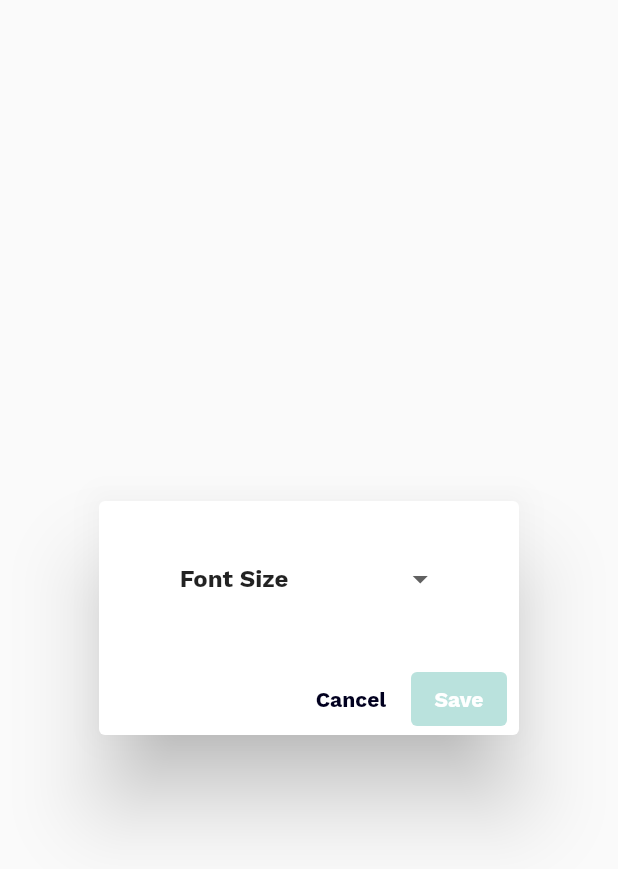
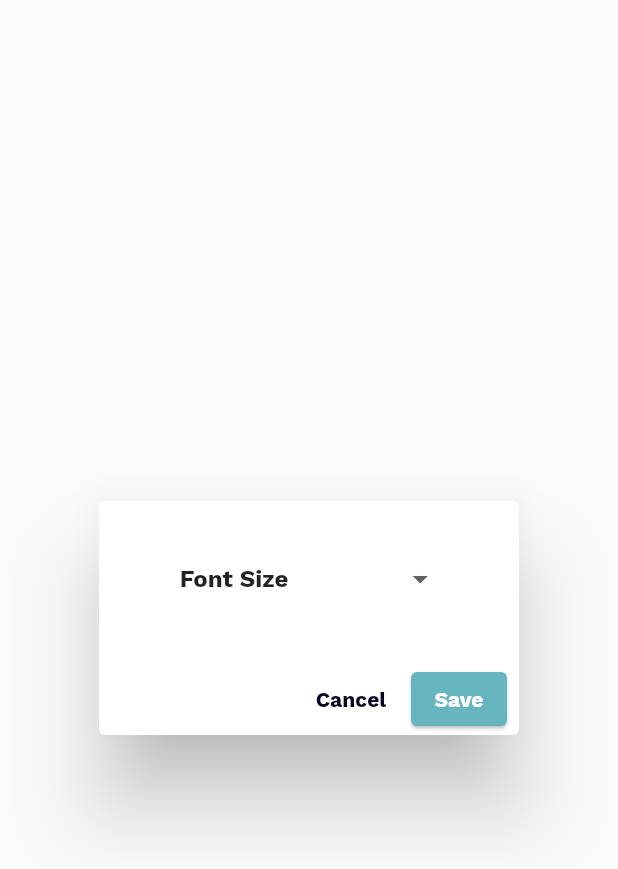
Before and after one commit to destiny07/Novel-Companion, a Flutter app: the FontSizeDialog widget shown alone on an empty page, opened directly, on a phone screen of 412 x 824 dp. Shown: the top 869 px of the screen. Run offline on Flutter 3.47's test engine with Material 2 defaults, Android fonts, the phone set to English and light mode, and no system bars; our stand-ins replace bloc, camera, cloud_firestore, cloud_functions, equatable, firebase_auth and 9 more; missing offline and left inert: flutter_flashlight, google_ml_kit; accounts and stored records are empty.

Commit message:
Updated button to be darker to distinguish from disabled state

```diff
--- a/lib/ui/screens/settings/font_size_dialog.dart
+++ b/lib/ui/screens/settings/font_size_dialog.dart
@@ -91,7 +91,8 @@ class _FontSizeDialogState extends State<FontSizeDialog> {
                       .add(UserConfigUpdateFontSize(_currentFontSize));
                 },
           style: ElevatedButton.styleFrom(
-            primary: Color.fromRGBO(186, 226, 221, 1),
+            primary: Color.fromRGBO(103, 181, 191, 1),
+            elevation: 1.0,
             onPrimary: Colors.white,
             textStyle: GoogleFonts.workSans(
               fontWeight: FontWeight.bold,
--- a/lib/ui/screens/settings/theme_dialog.dart
+++ b/lib/ui/screens/settings/theme_dialog.dart
@@ -90,7 +90,7 @@ class _ThemeDialogState extends State<ThemeDialog> {
                       .add(UserConfigUpdateTheme(_currentTheme));
                 },
           style: ElevatedButton.styleFrom(
-            primary: Color.fromRGBO(186, 226, 221, 1),
+            primary: Color.fromRGBO(103, 181, 191, 1),
             onPrimary: Colors.white,
             textStyle: GoogleFonts.workSans(
               fontWeight: FontWeight.bold,
```
